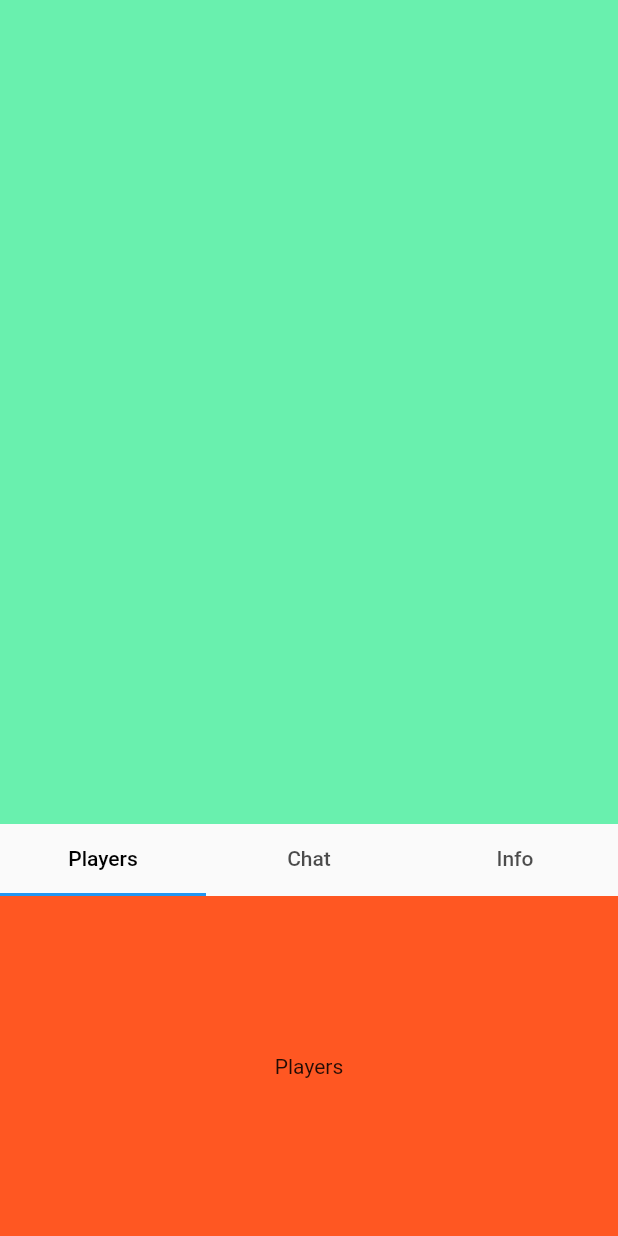
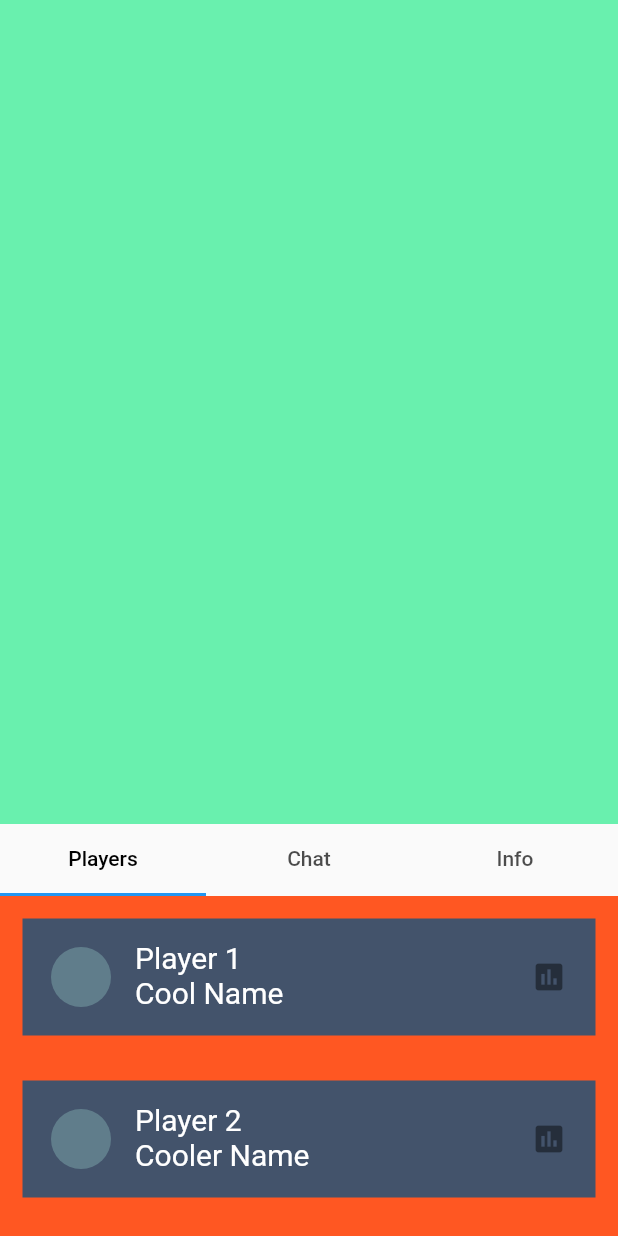
Before and after one commit to umarochki/dwellers-and-donkeys, a Flutter app: the SecondScreen screen opened directly with empty values, after a tap on "Присоединиться", on a phone screen of 412 x 824 dp. Run offline on Flutter 3.47's test engine with Material 2 defaults, Android fonts, the phone set to English and light mode, and no system bars.

Commit message:
some game panels layout

```diff
--- a/rogue/lib/main.dart
+++ b/rogue/lib/main.dart
@@ -147,6 +147,8 @@ class SecondScreen extends StatelessWidget {
 }
 
 class GameBoard extends StatelessWidget {
+  final _sizeTextWhite = const TextStyle(fontSize: 20.0, color: Colors.white);
+
   @override
   Widget build(BuildContext context) {
     return MaterialApp(
@@ -181,7 +183,44 @@ class GameBoard extends StatelessWidget {
                   children: [
                     Container(
                       color: Colors.deepOrange,
-                      child: Center(child: Text('Players')),
+                      child: Center(
+                          child: new Column(children: <Widget>[
+                        new Container(
+                          margin: const EdgeInsets.all(15.0),
+                          padding: const EdgeInsets.all(3.0),
+                          decoration: BoxDecoration(
+                              color: Color.fromRGBO(67, 83, 107, 1)),
+                          child: ListTile(
+                            leading: CircleAvatar(
+                              backgroundColor: Colors.blueGrey,
+                            ),
+                            title: Text('Player 1', style: _sizeTextWhite),
+                            subtitle: Text('Cool Name', style: _sizeTextWhite),
+                            trailing: Icon(Icons.poll),
+                            onTap: () {
+                              print('Debug');
+                            },
+                          ),
+                        ),
+                        new Container(
+                          margin: const EdgeInsets.all(15.0),
+                          padding: const EdgeInsets.all(3.0),
+                          decoration: BoxDecoration(
+                              color: Color.fromRGBO(67, 83, 107, 1)),
+                          child: ListTile(
+                            leading: CircleAvatar(
+                              backgroundColor: Colors.blueGrey,
+                            ),
+                            title: Text('Player 2', style: _sizeTextWhite),
+                            subtitle:
+                                Text('Cooler Name', style: _sizeTextWhite),
+                            trailing: Icon(Icons.poll),
+                            onTap: () {
+                              print('Debug');
+                            },
+                          ),
+                        )
+                      ])),
                     ),
                     Container(
                       color: Colors.red,
@@ -189,7 +228,26 @@ class GameBoard extends StatelessWidget {
                     ),
                     Container(
                       color: Colors.yellowAccent,
-                      child: Center(child: Text('Info')),
+                      child: Center(
+                          child: new Column(
+                              mainAxisAlignment: MainAxisAlignment.center,
+                              children: <Widget>[
+                            Text('Invite Code'),
+                            Text(''),
+                            Text('FILLER CODE'),
+                            new MaterialButton(
+                              onPressed: () {
+                                Clipboard.setData(
+                                    new ClipboardData(text: "FILLER CODE"));
+                              },
+                              color: Theme.of(context).accentColor,
+                              height: 30.0,
+                              minWidth: 150.0,
+                              child: new Text(
+                                "COPY",
+                              ),
+                            )
+                          ])),
                     )
                   ],
                 ),
```
